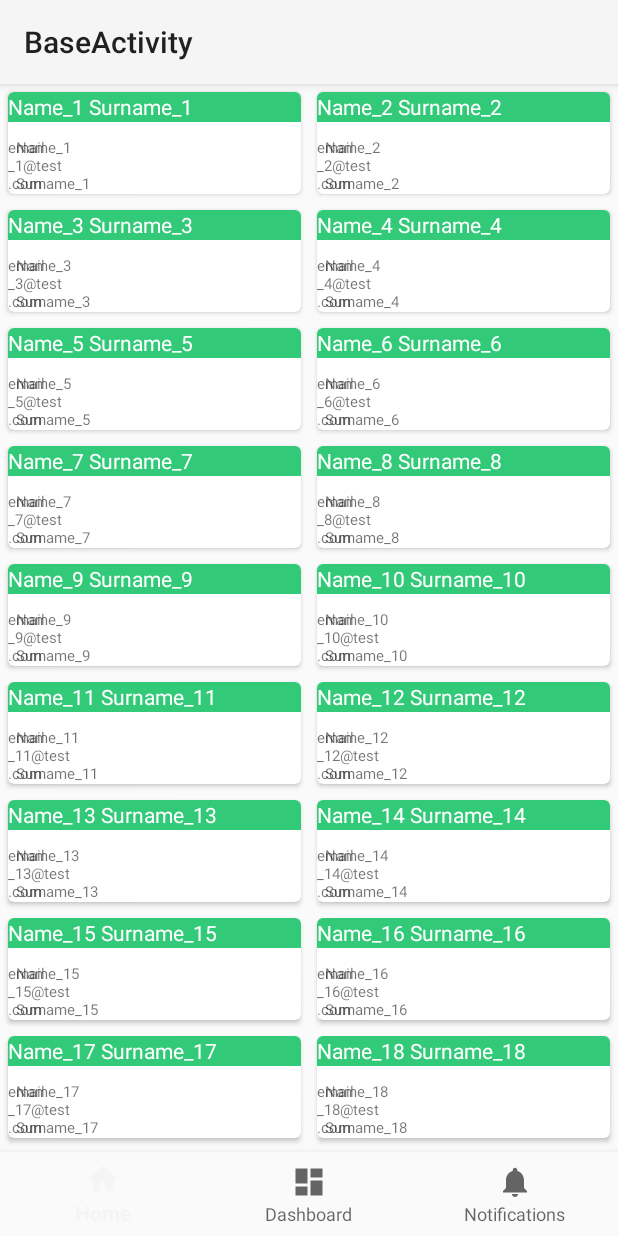
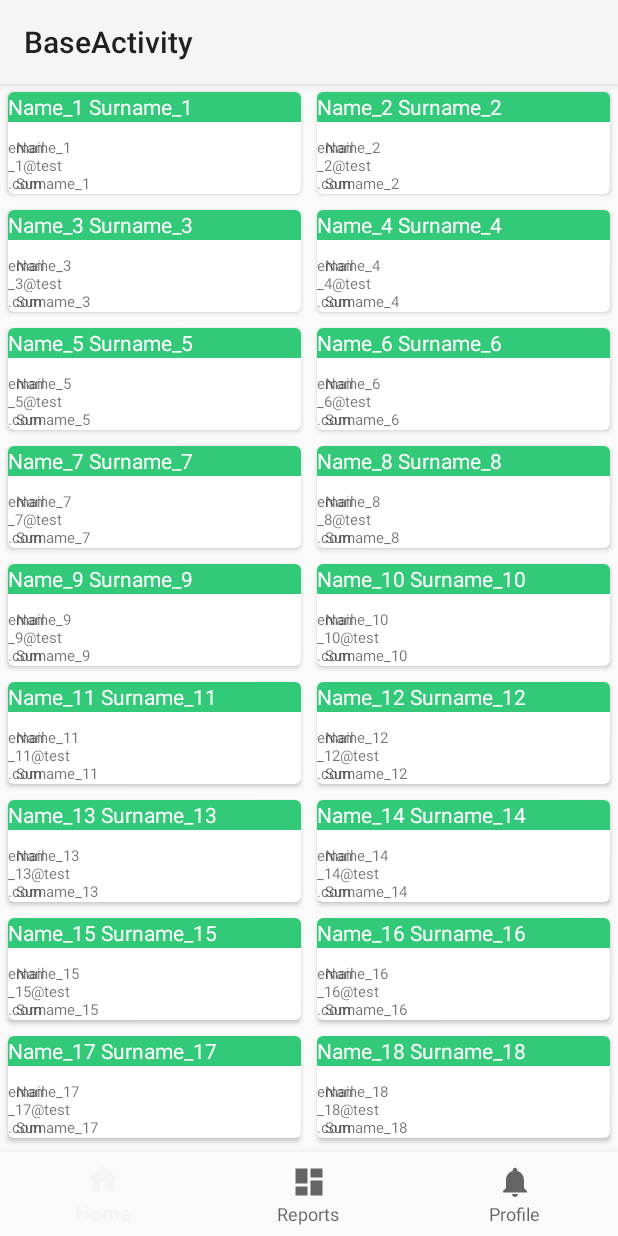
Before and after one commit to maniksundar/ghla, an Android app: the BaseActivity screen opened directly, with no data from a screen before it, on a phone screen of 412 x 824 dp. Run offline under Robolectric (Android 15) with nearby library versions, the phone set to English and light mode, and no system bars.

Commit message:
Add reports and profile tab to bottom navigation views

```diff
--- a/app/src/main/res/menu/navigation.xml
+++ b/app/src/main/res/menu/navigation.xml
@@ -7,13 +7,13 @@
         android:title="@string/title_home" />
 
     <item
-        android:id="@+id/navigation_dashboard"
+        android:id="@+id/navigation_report"
         android:icon="@drawable/ic_dashboard_black_24dp"
-        android:title="@string/title_dashboard" />
+        android:title="@string/title_report" />
 
     <item
-        android:id="@+id/navigation_notifications"
+        android:id="@+id/navigation_profile"
         android:icon="@drawable/ic_notifications_black_24dp"
-        android:title="@string/title_notifications" />
+        android:title="@string/title_profile" />
 
 </menu>
--- a/app/src/main/res/values/strings.xml
+++ b/app/src/main/res/values/strings.xml
@@ -19,6 +19,6 @@
     <string name="mainlogo">Main Logo</string>
     <string name="title_activity_base">BaseActivity</string>
     <string name="title_home">Home</string>
-    <string name="title_dashboard">Dashboard</string>
-    <string name="title_notifications">Notifications</string>
+    <string name="title_report">Reports</string>
+    <string name="title_profile">Profile</string>
 </resources>
```
Also changed, not shown: app/src/main/java/com/ghla/library/authority/BaseActivity.java (+4 -4 lines).
